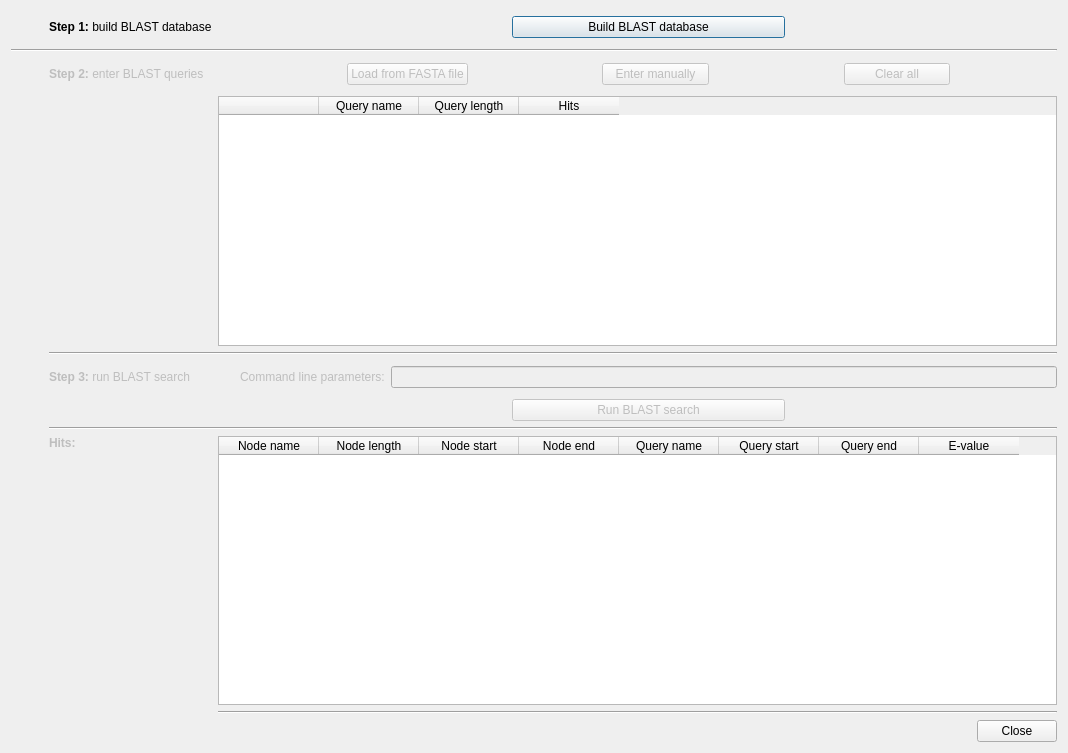
Above: ui/blastsearchdialog.ui from rrwick/Bandage before the change. Below: the same form after it.
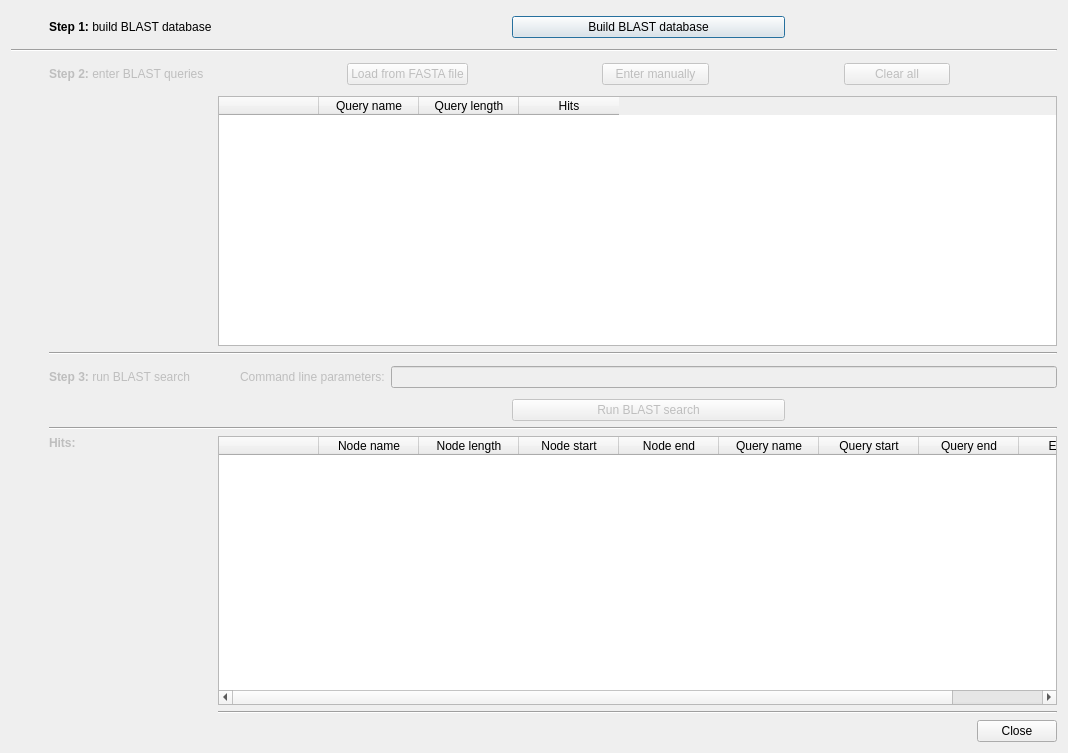
That is the form after the change. Custom widgets are drawn as their Qt base class.

Commit message: Show query colour for Blast hits

Diff of the .ui file:
```diff
--- a/ui/blastsearchdialog.ui
+++ b/ui/blastsearchdialog.ui
@@ -572,6 +572,11 @@
    </item>
    <item row="10" column="2" rowspan="2">
     <widget class="MyTableWidget" name="blastHitsTableWidget">
+     <column>
+      <property name="text">
+       <string/>
+      </property>
+     </column>
      <column>
       <property name="text">
        <string>Node name</string>
```
The commit also changes 1 other file.
